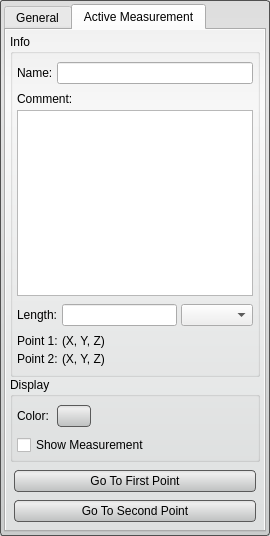
Old version of the form src/Interface/ToolInterface/MeasurementToolInterface.ui in the repository SCIInstitute/Seg3D.
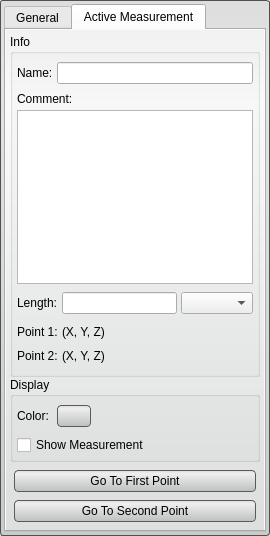
New version of the form. The open tabs and pages were chosen to show the change. Custom widgets are drawn as their Qt base class.

Commit message: - Fixed typo in error message - Committing measurement tool interface where I have been trying to fix the width with scroll bar problem (no luck yet).

```diff
--- a/src/Interface/ToolInterface/MeasurementToolInterface.ui
+++ b/src/Interface/ToolInterface/MeasurementToolInterface.ui
@@ -93,6 +93,12 @@
       </property>
       <item>
        <widget class="QTabWidget" name="tab_widget_">
+        <property name="sizePolicy">
+         <sizepolicy hsizetype="Preferred" vsizetype="Expanding">
+          <horstretch>0</horstretch>
+          <verstretch>0</verstretch>
+         </sizepolicy>
+        </property>
         <property name="styleSheet">
          <string notr="true">QTabWidget#general_tab_{
   border-radius: 3px;
@@ -499,7 +505,7 @@
                    <item>
                     <widget class="Seg3D::MeasurementTextEdit" name="comment_textbox_">
                      <property name="sizePolicy">
-                      <sizepolicy hsizetype="Expanding" vsizetype="MinimumExpanding">
+                      <sizepolicy hsizetype="Preferred" vsizetype="MinimumExpanding">
                        <horstretch>0</horstretch>
                        <verstretch>0</verstretch>
                       </sizepolicy>
@@ -562,7 +568,7 @@
                       <item>
                        <widget class="QComboBox" name="unit_combobox_">
                         <property name="sizePolicy">
-                         <sizepolicy hsizetype="Preferred" vsizetype="Fixed">
+                         <sizepolicy hsizetype="Maximum" vsizetype="Fixed">
                           <horstretch>0</horstretch>
                           <verstretch>0</verstretch>
                          </sizepolicy>
@@ -602,7 +608,7 @@
                          <item>
                           <widget class="QLabel" name="p0_label_">
                            <property name="sizePolicy">
-                            <sizepolicy hsizetype="Maximum" vsizetype="Preferred">
+                            <sizepolicy hsizetype="Preferred" vsizetype="Preferred">
                              <horstretch>0</horstretch>
                              <verstretch>0</verstretch>
                             </sizepolicy>
@@ -625,6 +631,19 @@
                            </property>
                           </widget>
                          </item>
+                         <item>
+                          <spacer name="horizontalSpacer_2">
+                           <property name="orientation">
+                            <enum>Qt::Horizontal</enum>
+                           </property>
+                           <property name="sizeHint" stdset="0">
+                            <size>
+                             <width>40</width>
+                             <height>20</height>
+                            </size>
+                           </property>
+                          </spacer>
+                         </item>
                         </layout>
                        </widget>
                       </item>
@@ -640,7 +659,7 @@
                          <item>
                           <widget class="QLabel" name="p1_label_">
                            <property name="sizePolicy">
-                            <sizepolicy hsizetype="Maximum" vsizetype="Preferred">
+                            <sizepolicy hsizetype="Preferred" vsizetype="Preferred">
                              <horstretch>0</horstretch>
                              <verstretch>0</verstretch>
                             </sizepolicy>
@@ -657,6 +676,19 @@
                            </property>
                           </widget>
                          </item>
+                         <item>
+                          <spacer name="horizontalSpacer_3">
+                           <property name="orientation">
+                            <enum>Qt::Horizontal</enum>
+                           </property>
+                           <property name="sizeHint" stdset="0">
+                            <size>
+                             <width>40</width>
+                             <height>20</height>
+                            </size>
+                           </property>
+                          </spacer>
+                         </item>
                         </layout>
                        </widget>
                       </item>
```
Left out of the diff: 54 changed lines with no effect on the pictures. The commit also changes 2 other files.
